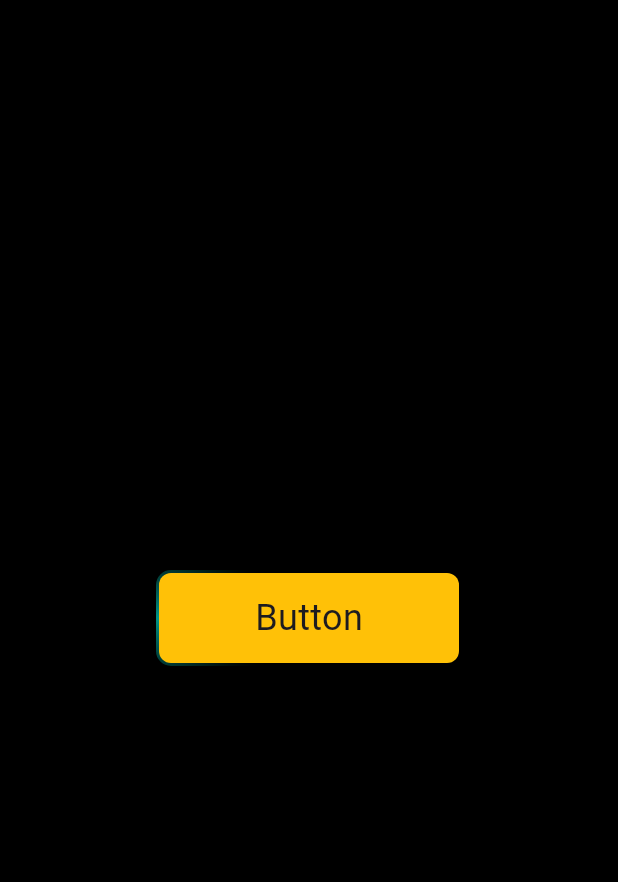
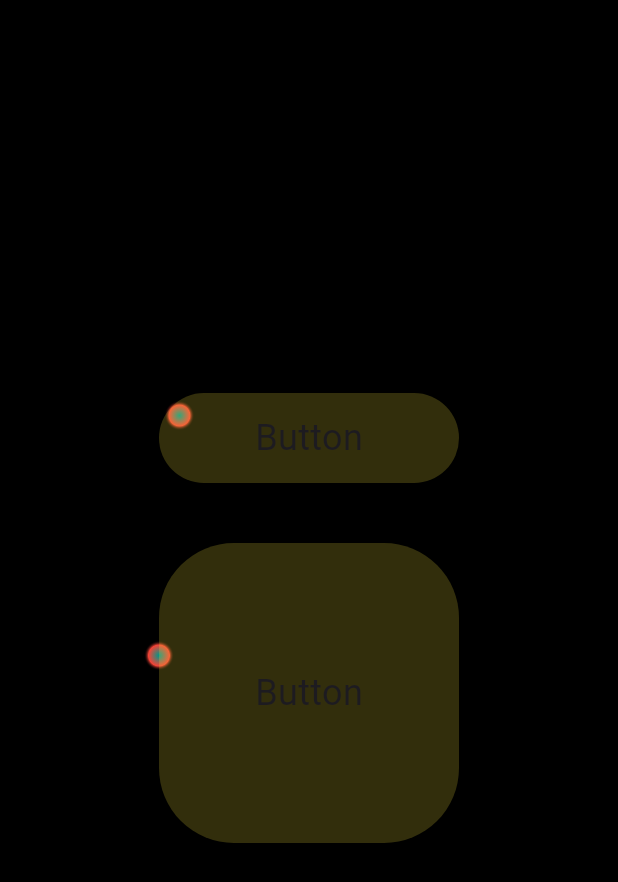
Before and after one commit to dishankjindal1/flutter_animate_border, a Flutter app: the screen it shows after launch, on a phone screen of 412 x 824 dp. Shown: the top 882 px of the screen. Run offline on Flutter 3.47's test engine with Material 3 defaults, Android fonts, the phone set to English and light mode, and no system bars.

Commit message:
1st iteration algorithm for making the actor follow the border

```diff
--- a/example/lib/main.dart
+++ b/example/lib/main.dart
@@ -18,14 +18,17 @@ class MyApp extends StatelessWidget {
       ),
       home: Material(
         color: Colors.black,
-        child: Center(
+        child: Column(
+          mainAxisAlignment: MainAxisAlignment.center,
+          children: [
+            Center(
               child: SizedBox(
                 width: 200,
                 height: 60,
                 child: FlutterAnimateBorder(
                   decoratedBox: BoxDecoration(
-                color: Colors.amber,
-                borderRadius: BorderRadius.circular(8),
+                    color: Colors.yellow.withAlpha(50),
+                    borderRadius: BorderRadius.circular(50),
                   ),
                   label: Text(
                     'Button',
@@ -34,6 +37,25 @@ class MyApp extends StatelessWidget {
                 ),
               ),
             ),
+            SizedBox.square(dimension: 40),
+            Center(
+              child: SizedBox(
+                width: 200,
+                height: 200,
+                child: FlutterAnimateBorder(
+                  decoratedBox: BoxDecoration(
+                    color: Colors.yellow.withAlpha(50),
+                    borderRadius: BorderRadius.circular(50),
+                  ),
+                  label: Text(
+                    'Button',
+                    style: TextStyle(fontSize: 24),
+                  ),
+                ),
+              ),
+            ),
+          ],
+        ),
       ),
     );
   }
--- a/lib/src/animate_border_container.dart
+++ b/lib/src/animate_border_container.dart
@@ -1,5 +1,7 @@
+import 'dart:math' as math;
 import 'dart:ui' as ui;
 
+import 'package:flutter/foundation.dart';
 import 'package:flutter/material.dart';
 
 class FlutterAnimateBorder extends StatefulWidget {
@@ -26,6 +28,8 @@ enum AnimationDirection {
   bool get isDown => this == DOWN;
   bool get isLeft => this == LEFT;
   bool get isUp => this == UP;
+  bool get isRightLeft => isRight || isLeft;
+  bool get isUpDown => isUp || isDown;
 
   AnimationDirection toggle() => switch (this) {
         RIGHT => DOWN,
@@ -38,47 +42,114 @@ enum AnimationDirection {
 class _FlutterAnimateBorderState extends State<FlutterAnimateBorder>
     with SingleTickerProviderStateMixin {
   /// Mutable
-  (double, double) coord = (0.0, 0.0);
-  (double, double)? maxCoord;
+  late (double, double) actor = (0, 0);
+  (double, double)? boxSize;
   AnimationDirection direction = AnimationDirection.RIGHT;
+
+  /// Immutable
+  late double borderRadius =
+      (widget.decoratedBox.borderRadius as BorderRadius).bottomLeft.x;
 
   /// Controllers
   late final AnimationController animationController;
+  late final Animation<double> animationValue;
 
   @override
   void initState() {
     super.initState();
     animationController = AnimationController(
       vsync: this,
-      duration: Duration(seconds: 1),
+      duration: Duration(seconds: 3),
     );
+    animationValue = animationController.drive(
+      CurveTween(curve: Curves.linear),
+    );
+
     animationController.forward();
 
     WidgetsBinding.instance.addPostFrameCallback((_) {
+      _calculateBorderRadius();
+      actor = (borderRadius / 2, 0);
       animationController.addListener(_updateUi);
       animationController.addStatusListener(_restartAnimation);
     });
   }
 
+  double _normalize(double val, double min, double max) {
+    return (val - min) / (max - min);
+  }
+
+  double? lastValue;
   void _updateUi() {
-    if (maxCoord == null) return;
+    if (boxSize == null) return;
 
     if (direction.isRight) {
-      coord = (maxCoord!.$1 * animationController.value, 0);
+      if (actor.$1 >= boxSize!.$1 - borderRadius) {
+        lastValue ??= animationValue.value;
+        final goingRightDown = borderRadius *
+            Tween<double>(begin: 0, end: 1)
+                .transform(_normalize(animationValue.value, lastValue!, 1));
+
+        actor = (actor.$1, goingRightDown);
+      }
+      actor = (
+        borderRadius + ((boxSize!.$1 - borderRadius) * animationValue.value),
+        actor.$2
+      );
     } else if (direction.isDown) {
-      coord = (coord.$1, animationController.value * maxCoord!.$2);
+      if (actor.$2 >= boxSize!.$2 - borderRadius) {
+        lastValue ??= animationValue.value;
+        final goingDownLeft = borderRadius *
+            Tween<double>(begin: 0, end: 1)
+                .transform(_normalize(animationValue.value, lastValue!, 1));
+
+        actor = (boxSize!.$1 - goingDownLeft, actor.$2);
+      }
+
+      actor = (
+        actor.$1,
+        borderRadius + (boxSize!.$2 - borderRadius) * animationValue.value
+      );
     } else if (direction.isLeft) {
-      coord =
-          (maxCoord!.$1 - (animationController.value * maxCoord!.$1), coord.$2);
+      if (borderRadius >= actor.$1) {
+        lastValue ??= animationValue.value;
+        final goingUpLeft = boxSize!.$2 -
+            (borderRadius *
+                Tween<double>(begin: 0, end: 1).transform(
+                    _normalize(animationValue.value, lastValue!, 1)));
+
+        actor = (actor.$1, goingUpLeft);
+      }
+
+      actor = (
+        boxSize!.$1 -
+            borderRadius -
+            (animationValue.value * (boxSize!.$1 - borderRadius)),
+        actor.$2
+      );
     } else if (direction.isUp) {
-      coord =
-          (coord.$1, maxCoord!.$2 - (animationController.value * maxCoord!.$2));
+      if (borderRadius >= actor.$2) {
+        lastValue ??= animationValue.value;
+        final goingUpRight = borderRadius *
+            Tween<double>(begin: 0, end: 1)
+                .transform(_normalize(animationValue.value, lastValue!, 1));
+
+        actor = (goingUpRight, actor.$2);
+      }
+
+      actor = (
+        actor.$1,
+        boxSize!.$2 -
+            borderRadius -
+            ((boxSize!.$2 - borderRadius) * animationValue.value)
+      );
     } else {
       throw Exception('something messed up');
     }
 
-    if (animationController.value == 1) {
+    if (animationValue.value == 1) {
       direction = direction.toggle();
+      lastValue = null;
     }
 
     if (mounted) {
@@ -95,6 +166,22 @@ class _FlutterAnimateBorderState extends State<FlutterAnimateBorder>
     }
   }
 
+  void _calculateBorderRadius() {
+    final findTheMinSize = math.min(boxSize!.$1, boxSize!.$2);
+    final maxCornerRadius = findTheMinSize / 2;
+    final pickMinCornerRadius = math.min(borderRadius, maxCornerRadius);
+    borderRadius = pickMinCornerRadius;
+  }
+
+  @override
+  void didUpdateWidget(covariant FlutterAnimateBorder oldWidget) {
+    super.didUpdateWidget(oldWidget);
+
+    if (oldWidget.decoratedBox != widget.decoratedBox) {
+      _calculateBorderRadius();
+    }
+  }
+
   @override
   void dispose() {
     animationController.removeListener(_updateUi);
@@ -105,22 +192,31 @@ class _FlutterAnimateBorderState extends State<FlutterAnimateBorder>
 
   @override
   Widget build(final BuildContext context) {
-    return LayoutBuilder(builder: (context, constraints) {
-      maxCoord = (constraints.maxWidth, constraints.maxHeight);
+    return GestureDetector(
+      onTap: () async {
+        animationController.reset();
+        actor = (borderRadius / 2, 0);
+        direction = AnimationDirection.RIGHT;
+        setState(() {});
+        animationController.forward();
+      },
+      child: LayoutBuilder(builder: (context, constraints) {
+        boxSize = (constraints.maxWidth, constraints.maxHeight);
         return CustomPaint(
+          willChange: kDebugMode,
           painter: AnimateBorder(
-          coord,
-          strokeWidth: 4,
-          glowRadius: 80,
-          borderRadius:
-              (widget.decoratedBox.borderRadius as BorderRadius).bottomLeft.x,
+            [actor],
+            strokeWidth: 40,
+            borderRadius: borderRadius,
             shader: (actor, glowRadius) => ui.Gradient.radial(
               actor,
-            glowRadius,
+              10,
               [
                 Colors.teal,
+                Colors.red,
                 Colors.transparent,
               ],
+              [0, 0.7, 1],
             ),
           ),
           child: Container(
@@ -129,12 +225,13 @@ class _FlutterAnimateBorderState extends State<FlutterAnimateBorder>
             child: widget.label,
           ),
         );
-    });
+      }),
+    );
   }
 }
 
 class AnimateBorder extends CustomPainter {
-  final (double, double) coord;
+  final List<(double, double)> actors;
   final Color primaryColor;
   final double strokeWidth;
   final double borderRadius;
@@ -142,7 +239,7 @@ class AnimateBorder extends CustomPainter {
   final Shader Function(Offset, double)? shader;
 
   const AnimateBorder(
-    this.coord, {
+    this.actors, {
     this.primaryColor = Colors.transparent,
     this.strokeWidth = 1,
     this.borderRadius = 0,
@@ -152,34 +249,33 @@ class AnimateBorder extends CustomPainter {
 
   @override
   void paint(Canvas canvas, Size size) {
+    void drawActor(Offset actor) {
       /// Constants
-    final actor = Offset(coord.$1, coord.$2);
-
-    /// Painter
       final paint = ui.Paint();
       paint.strokeWidth = strokeWidth;
       paint.strokeCap = StrokeCap.round;
       paint.style = PaintingStyle.stroke;
+      paint.shader = shader?.call(actor, glowRadius ?? size.height / 2);
 
       final rrect = RRect.fromRectAndRadius(
         Rect.fromLTWH(0, 0, size.width, size.height),
         Radius.circular(borderRadius),
       );
 
-    paint.shader = shader?.call(actor, glowRadius ?? size.height * 2) ??
-        ui.Gradient.radial(
-          actor,
-          glowRadius ?? size.height * 2,
-          [primaryColor, Colors.transparent],
-        );
+      canvas.drawRRect(rrect, paint);
+    }
 
-    canvas.drawRRect(rrect, paint);
+    for (var actor in actors) {
+      final offset = Offset(actor.$1, actor.$2);
+
+      drawActor(offset);
+    }
   }
 
   @override
   bool shouldRepaint(covariant CustomPainter oldDelegate) {
     if (oldDelegate is AnimateBorder) {
-      return oldDelegate.coord != coord;
+      return oldDelegate.actors != actors;
     }
     return false;
   }
```
Lines whose indentation alone changed are shown as unchanged.
